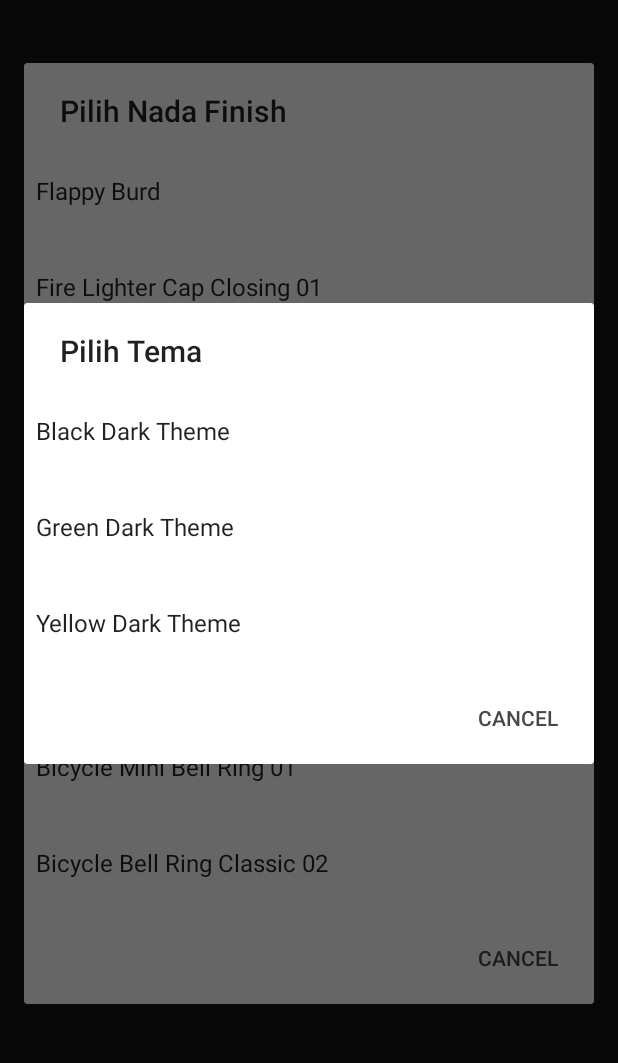
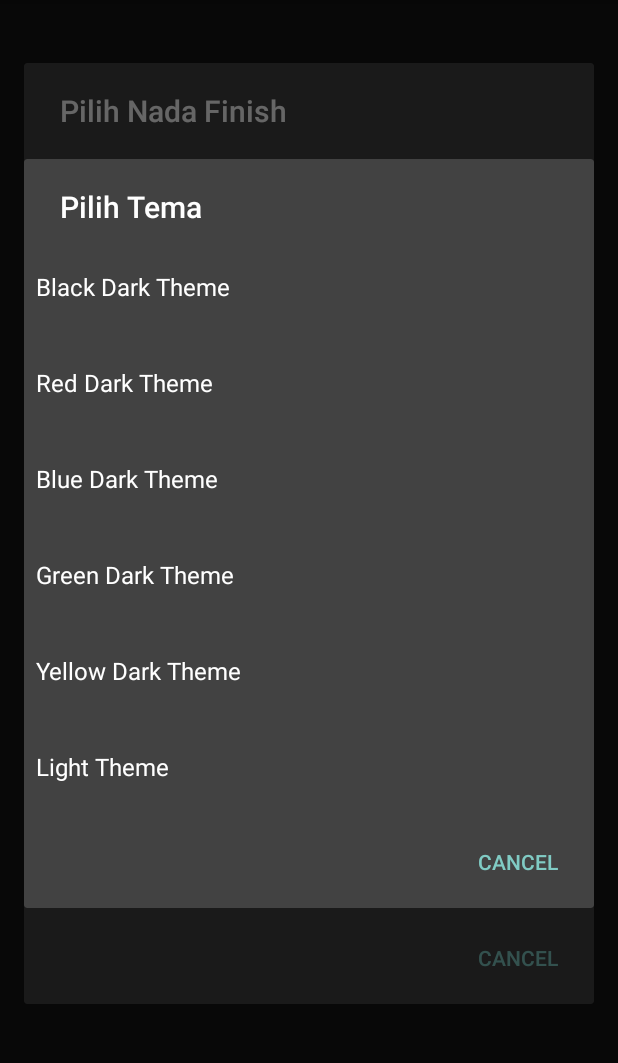
Before and after one commit to arjava/tap-counter, an Android app: the screen it shows after launch (MainActivity), in the options menu, after a tap on "Atur tema", on a phone screen of 412 x 824 dp, the part 84-1147 px from its top. Run offline under Robolectric (Android 15) with nearby library versions, the phone set to English and light mode, and no system bars.

Commit message:
update theme selection

```diff
--- a/app/src/main/java/com/arjavax/tapcounter/MainActivity.kt
+++ b/app/src/main/java/com/arjavax/tapcounter/MainActivity.kt
@@ -157,8 +157,11 @@ class MainActivity : AppCompatActivity() {
 
         val arrayAdapter: ArrayAdapter<String> = ArrayAdapter(this@MainActivity, android.R.layout.simple_selectable_list_item)
         arrayAdapter.add("Black Dark Theme")
+        arrayAdapter.add("Red Dark Theme")
+        arrayAdapter.add("Blue Dark Theme")
         arrayAdapter.add("Green Dark Theme")
         arrayAdapter.add("Yellow Dark Theme")
+        arrayAdapter.add("Light Theme")
 
         builder.setNegativeButton("Cancel") { dialogInterface, _ ->
             dialogInterface.dismiss()
--- a/app/src/main/java/com/arjavax/tapcounter/utils/ThemeSwitcher.kt
+++ b/app/src/main/java/com/arjavax/tapcounter/utils/ThemeSwitcher.kt
@@ -13,8 +13,11 @@ object ThemeSwitcher {
     private var sTheme: Int? = null
 
     private const val BLACK_DARK_THEME = 0
-    private const val GREEN_DARK_THEME = 1
-    private const val YELLOW_DARK_THEME = 2
+    private const val RED_DARK_THEME = 1
+    private const val BLUE_DARK_THEME = 2
+    private const val GREEN_DARK_THEME = 3
+    private const val YELLOW_DARK_THEME = 4
+    private const val LIGHT_THEME = 5
 
     fun changeToTheme(activity: Activity, theme: Int) {
         sTheme = theme
@@ -26,10 +29,13 @@ object ThemeSwitcher {
 
     fun onActivityCreateSetTheme(activity: Activity) {
         when (sTheme) {
-            BLACK_DARK_THEME -> activity.setTheme(R.style.BlackDarkTheme)
+            BLACK_DARK_THEME -> activity.setTheme(R.style.Theme_AppCompat)
+            RED_DARK_THEME -> activity.setTheme(R.style.RedDarkTheme)
+            BLUE_DARK_THEME -> activity.setTheme(R.style.BlueDarkTheme)
             GREEN_DARK_THEME -> activity.setTheme(R.style.GreenDarkTheme)
             YELLOW_DARK_THEME -> activity.setTheme(R.style.YellowDarkTheme)
-            else -> activity.setTheme(R.style.BlackDarkTheme)
+            LIGHT_THEME -> activity.setTheme(R.style.Theme_AppCompat_Light)
+            else -> activity.setTheme(R.style.Theme_AppCompat)
         }
     }
 
--- /dev/null
+++ b/app/src/main/res/values-v21/styles.xml
@@ -0,0 +1,19 @@
+<?xml version="1.0" encoding="utf-8"?>
+<resources>
+
+    <style name="BlackDarkTheme" parent="Theme.AppCompat">
+        <!-- Customize your theme here. -->
+        <item name="colorPrimary">@color/primary_material_dark</item>
+        <item name="colorPrimaryDark">@color/primary_dark_material_dark</item>
+        <item name="colorAccent">@color/accent_material_dark</item>
+        <!--<item name="android:colorBackground">@color/backgroundMaterialDark</item>
+        <item name="android:colorForeground">@color/foregroundMaterialDark</item>
+        <item name="android:textColorPrimary">@color/textColorPrimary</item>
+        <item name="android:textColorPrimaryInverse">@color/primaryTextMaterialLight</item>
+        <item name="android:textColorSecondary">@color/textColorSecondary</item>
+        <item name="android:textColorSecondaryInverse">@color/secondaryTextMaterialLight</item>
+        <item name="android:windowBackground">?android:attr/colorBackground</item>
+        <item name="android:navigationBarColor">@android:color/black</item>
+        <item name="android:statusBarColor">?android:attr/colorPrimaryDark</item>-->
+    </style>
+</resources>
--- a/app/src/main/res/values/colors.xml
+++ b/app/src/main/res/values/colors.xml
@@ -1,14 +1,26 @@
 <?xml version="1.0" encoding="utf-8"?>
 <resources>
-    <color name="colorPrimary">#43b53f</color>
-    <color name="colorPrimaryDark">#379f30</color>
-    <color name="colorAccent">#40ffc9</color>
 
-    <color name="colorPrimary_DarkTheme">#333333</color>
-    <color name="colorPrimaryDark_DarkTheme">#000000</color>
-    <color name="colorAccent_DarkTheme">#484848</color>
+    <color name="colorPrimaryRed">#b5453f</color>
+    <color name="colorPrimaryDarkRed">#9f3030</color>
+    <color name="colorAccentRed">#ff4a40</color>
 
-    <color name="colorPrimary_ColorTheme">#fab00f</color>
-    <color name="colorPrimaryDark_ColorTheme">#dd9100</color>
-    <color name="colorAccent_ColorTheme">#b84db5</color>
+    <color name="colorPrimaryBlue">#3f60b5</color>
+    <color name="colorPrimaryDarkBlue">#32309f</color>
+    <color name="colorAccentBlue">#4093ff</color>
+
+    <color name="colorPrimaryGreen">#43b53f</color>
+    <color name="colorPrimaryDarkGreen">#379f30</color>
+    <color name="colorAccentGreen">#40ffc9</color>
+
+    <color name="colorPrimaryYellow">#fab00f</color>
+    <color name="colorPrimaryDarkYellow">#dd9100</color>
+    <color name="colorAccentYellow">#f2ff40</color>
+
+    <color name="backgroundMaterialDark">#ff303030</color>
+    <color name="foregroundMaterialDark">#ffffffff</color>
+    <color name="textColorPrimary">#FFFFFF</color>
+    <color name="primaryTextMaterialLight">#060606</color>
+    <color name="textColorSecondary">#C1C1C1</color>
+    <color name="secondaryTextMaterialLight">#161718</color>
 </resources>
--- a/app/src/main/res/values/styles.xml
+++ b/app/src/main/res/values/styles.xml
@@ -1,29 +1,76 @@
 <resources>
 
-    <!-- Base application theme. -->
-    <style name="GreenDarkTheme" parent="Theme.AppCompat.Light.DarkActionBar">
+    <style name="RedDarkTheme" parent="Theme.AppCompat">
         <!-- Customize your theme here. -->
-        <item name="colorPrimary">@color/colorPrimary</item>
-        <item name="colorPrimaryDark">@color/colorPrimaryDark</item>
-        <item name="colorAccent">@color/colorAccent</item>
-        <item name="android:background">@color/colorPrimary</item>
-
+        <item name="colorPrimary">@color/colorPrimaryRed</item>
+        <item name="colorPrimaryDark">@color/colorPrimaryDarkRed</item>
+        <item name="colorAccent">@color/colorAccentRed</item>
+        <!--<item name="android:colorBackground">@android:color/background_material_dark</item>
+        <item name="android:colorForeground">@android:color/foreground_material_dark</item>
+        <item name="android:textColorPrimary">@android:color/text_color_primary</item>
+        <item name="android:textColorPrimaryInverse">@android:color/primary_text_material_light
+        </item>
+        <item name="android:textColorSecondary">@android:color/text_color_secondary</item>
+        <item name="android:textColorSecondaryInverse">
+            @android:color/secondary_text_material_light
+        </item>
+        <item name="android:windowBackground">?android:attr/colorBackground</item>-->
     </style>
 
-    <style name="YellowDarkTheme" parent="Theme.AppCompat.Light.DarkActionBar">
+    <style name="BlueDarkTheme" parent="Theme.AppCompat">
         <!-- Customize your theme here. -->
-        <item name="colorPrimary">@color/colorPrimary_ColorTheme</item>
-        <item name="colorPrimaryDark">@color/colorPrimaryDark_ColorTheme</item>
-        <item name="colorAccent">@color/colorAccent_ColorTheme</item>
-        <item name="android:colorBackground">@color/colorPrimary_ColorTheme</item>
+        <item name="colorPrimary">@color/colorPrimaryBlue</item>
+        <item name="colorPrimaryDark">@color/colorPrimaryDarkBlue</item>
+        <item name="colorAccent">@color/colorAccentBlue</item>
+        <!--<item name="android:colorBackground">@color/backgroundMaterialDark</item>
+        <item name="android:colorForeground">@color/foregroundMaterialDark</item>
+        <item name="android:textColorPrimary">@color/textColorPrimary</item>
+        <item name="android:textColorPrimaryInverse">@color/primaryTextMaterialLight</item>
+        <item name="android:textColorSecondary">@color/textColorSecondary</item>
+        <item name="android:textColorSecondaryInverse">@color/secondaryTextMaterialLight</item>
+        <item name="android:windowBackground">?android:attr/colorBackground</item>-->
     </style>
 
-    <style name="BlackDarkTheme" parent="Theme.AppCompat.Light.DarkActionBar">
+    <style name="GreenDarkTheme" parent="Theme.AppCompat">
+    <!-- Customize your theme here. -->
+    <item name="colorPrimary">@color/colorPrimaryGreen</item>
+    <item name="colorPrimaryDark">@color/colorPrimaryDarkGreen</item>
+    <item name="colorAccent">@color/colorAccentGreen</item>
+    <!--<item name="android:colorBackground">@color/backgroundMaterialDark</item>
+    <item name="android:colorForeground">@color/foregroundMaterialDark</item>
+    <item name="android:textColorPrimary">@color/textColorPrimary</item>
+    <item name="android:textColorPrimaryInverse">@color/primaryTextMaterialLight</item>
+    <item name="android:textColorSecondary">@color/textColorSecondary</item>
+    <item name="android:textColorSecondaryInverse">@color/secondaryTextMaterialLight</item>
+    <item name="android:windowBackground">?android:attr/colorBackground</item>-->
+    </style>
+
+    <style name="YellowDarkTheme" parent="Theme.AppCompat">
         <!-- Customize your theme here. -->
-        <item name="colorPrimary">@color/colorPrimary_DarkTheme</item>
-        <item name="colorPrimaryDark">@color/colorPrimaryDark_DarkTheme</item>
-        <item name="colorAccent">@color/colorAccent_DarkTheme</item>
-        <item name="android:colorBackground">@color/colorPrimary_DarkTheme</item>
+        <item name="colorPrimary">@color/colorPrimaryYellow</item>
+        <item name="colorPrimaryDark">@color/colorPrimaryDarkYellow</item>
+        <item name="colorAccent">@color/colorAccentYellow</item>
+        <!--<item name="android:colorBackground">@color/backgroundMaterialDark</item>
+        <item name="android:colorForeground">@color/foregroundMaterialDark</item>
+        <item name="android:textColorPrimary">@color/textColorPrimary</item>
+        <item name="android:textColorPrimaryInverse">@color/primaryTextMaterialLight</item>
+        <item name="android:textColorSecondary">@color/textColorSecondary</item>
+        <item name="android:textColorSecondaryInverse">@color/secondaryTextMaterialLight</item>
+        <item name="android:windowBackground">?android:attr/colorBackground</item>-->
+    </style>
+
+    <style name="BlackDarkTheme" parent="Theme.AppCompat">
+        <!-- Customize your theme here. -->
+        <item name="colorPrimary">@color/primary_material_dark</item>
+        <item name="colorPrimaryDark">@color/primary_dark_material_dark</item>
+        <item name="colorAccent">@color/accent_material_dark</item>
+        <!--<item name="android:colorBackground">@color/backgroundMaterialDark</item>
+        <item name="android:colorForeground">@color/foregroundMaterialDark</item>
+        <item name="android:textColorPrimary">@color/textColorPrimary</item>
+        <item name="android:textColorPrimaryInverse">@color/primaryTextMaterialLight</item>
+        <item name="android:textColorSecondary">@color/textColorSecondary</item>
+        <item name="android:textColorSecondaryInverse">@color/secondaryTextMaterialLight</item>
+        <item name="android:windowBackground">?android:attr/colorBackground</item>-->
     </style>
 
 </resources>
```
